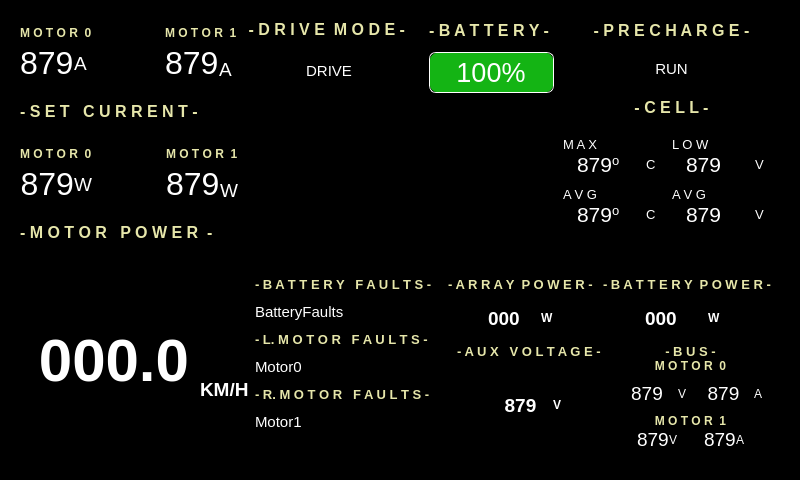
The window that src/ViewLayer/RaceModeDisplay/RaceModeDashboardUI.ui (UCSolarCarTeam/Epsilon-Dashboard) describes before a commit, drawn with Qt 5.
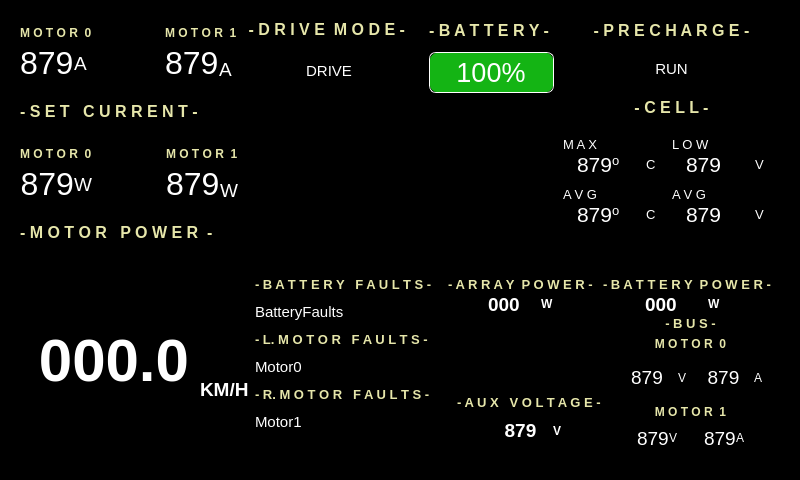
The same window after the commit. Icons and pictures are not drawn.

Commit message: gets the Display Dashboard to work without having the motorOne/motorZero set current, bus voltage, and bus current signals

What changed in the file:
```diff
--- a/src/ViewLayer/RaceModeDisplay/RaceModeDashboardUI.ui
+++ b/src/ViewLayer/RaceModeDisplay/RaceModeDashboardUI.ui
@@ -2949,6 +2949,22 @@
                   <property name="bottomMargin">
                    <number>0</number>
                   </property>
+                  <item>
+                   <spacer name="verticalSpacer_2">
+                    <property name="orientation">
+                     <enum>Qt::Vertical</enum>
+                    </property>
+                    <property name="sizeType">
+                     <enum>QSizePolicy::Fixed</enum>
+                    </property>
+                    <property name="sizeHint" stdset="0">
+                     <size>
+                      <width>20</width>
+                      <height>79</height>
+                     </size>
+                    </property>
+                   </spacer>
+                  </item>
                   <item>
                    <widget class="QLabel" name="auxVoltageTitleLabel">
                     <property name="sizePolicy">
```
The commit also changes 8 other files.
